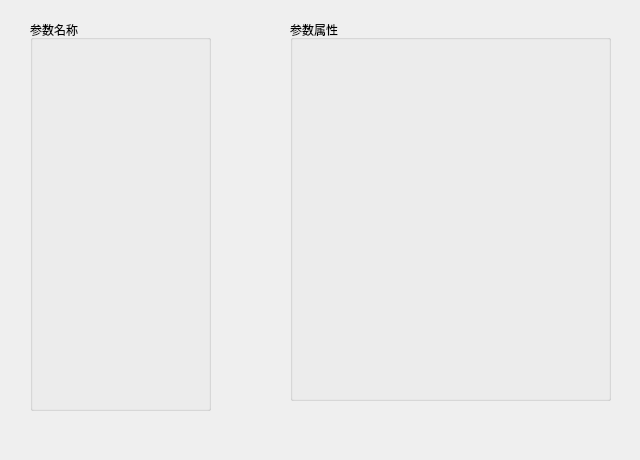
This is ui/dlgsetparams2.ui in oldbox/ParamsConfiger as Qt 5 draws it before an edit. The edited form follows.
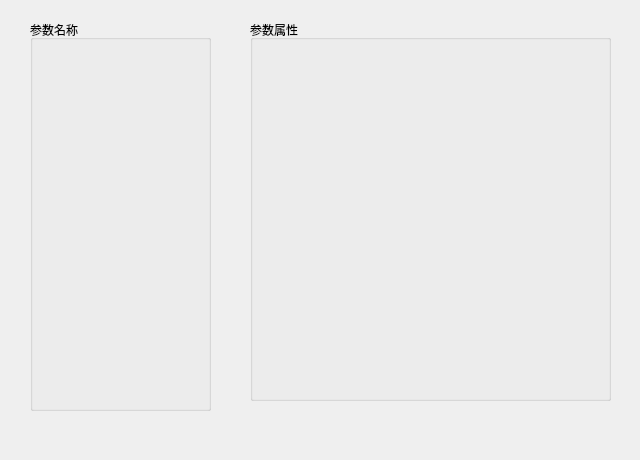
This is the edited form.

```diff
--- a/ui/dlgsetparams2.ui
+++ b/ui/dlgsetparams2.ui
@@ -29,9 +29,9 @@
   <widget class="QGroupBox" name="paramsPropetiesGroupBox">
    <property name="geometry">
     <rect>
-     <x>290</x>
+     <x>250</x>
      <y>20</y>
-     <width>321</width>
+     <width>361</width>
      <height>381</height>
     </rect>
    </property>
```
